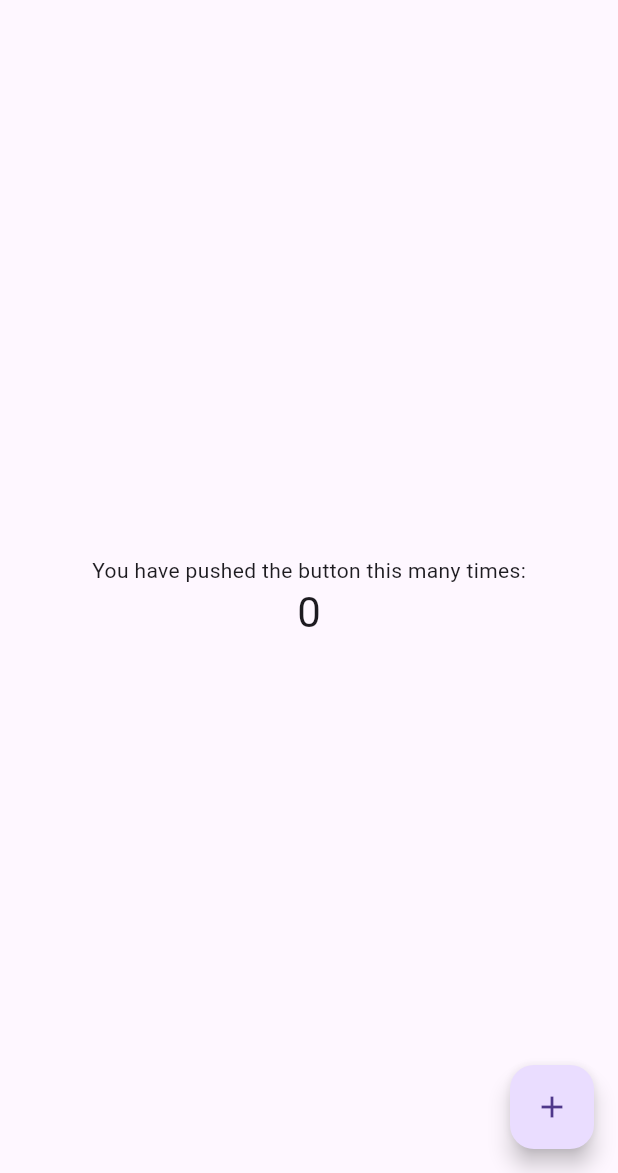
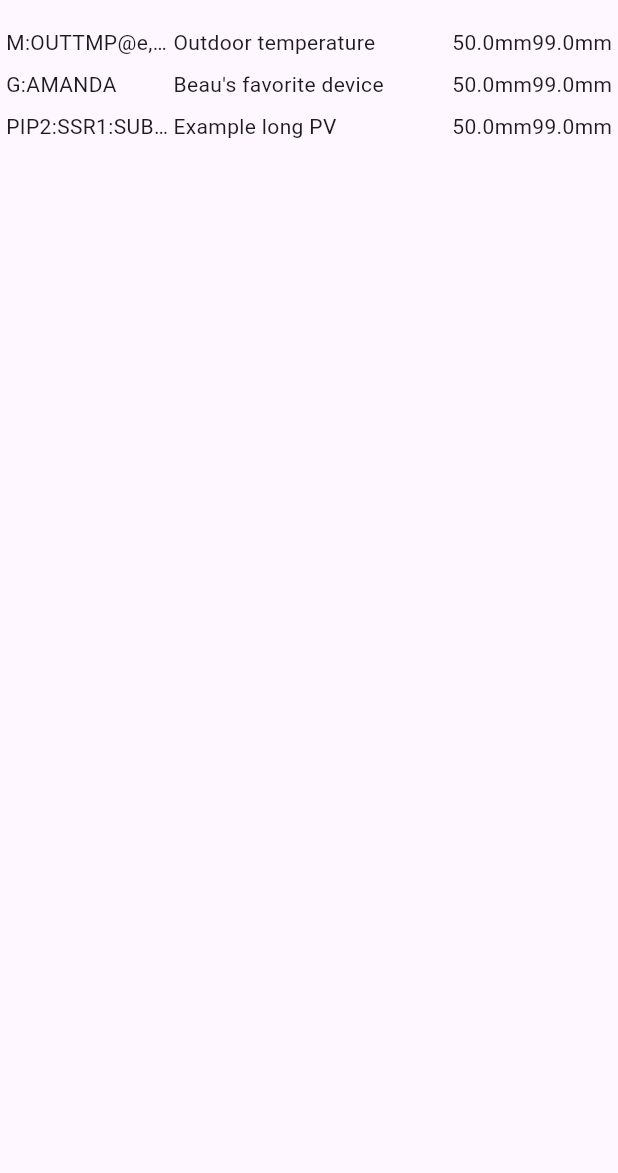
Before and after one commit to fermi-ad/parameter_page_app, a Flutter app: the screen it shows after launch, on a phone screen of 412 x 824 dp, the part 63-1236 px from its top. Run offline on Flutter 3.47's test engine with Material 2 defaults, Android fonts, the phone set to English and light mode, and no system bars.

Commit message:
Initial layout of parameter data.

```diff
--- a/lib/main.dart
+++ b/lib/main.dart
@@ -1,4 +1,5 @@
 import 'package:flutter/material.dart';
+import 'page/page.dart';
 
 void main() {
   runApp(const FermiApp(
@@ -17,7 +18,8 @@ class FermiApp extends StatelessWidget {
 
   const FermiApp({required this.title, required this.child, super.key});
 
-  // This widget is the root of your application.
+  // Return the MaterialApp widget which will define the look-and-feel for the
+  // application.
   @override
   Widget build(BuildContext context) {
     return MaterialApp(
@@ -30,49 +32,21 @@ class FermiApp extends StatelessWidget {
   }
 }
 
-class BaseWidget extends StatefulWidget {
+class BaseWidget extends StatelessWidget {
   const BaseWidget({super.key, required this.title});
 
   final String title;
 
   @override
-  State<BaseWidget> createState() => _BaseWidgetState();
-}
-
-class _BaseWidgetState extends State<BaseWidget> {
-  int _counter = 0;
-
-  void _incrementCounter() {
-    setState(() {
-      _counter++;
-    });
-  }
-
-  @override
   Widget build(BuildContext context) {
     return Scaffold(
-      appBar: AppBar(
-        title: Text(widget.title),
-      ),
-      body: Center(
-        child: Column(
-          mainAxisAlignment: MainAxisAlignment.center,
-          children: <Widget>[
-            const Text(
-              'You have pushed the button this many times:',
-            ),
-            Text(
-              '$_counter',
-              style: Theme.of(context).textTheme.headlineMedium,
-            ),
-          ],
-        ),
-      ),
-      floatingActionButton: FloatingActionButton(
-        onPressed: _incrementCounter,
-        tooltip: 'Increment',
-        child: const Icon(Icons.add),
-      ), // This trailing comma makes auto-formatting nicer for build methods.
-    );
+        appBar: AppBar(title: Text(title)),
+        body: const Center(
+            child: PageWidget([
+          ParamInfo("M:OUTTMP@e,02", "Outdoor temperature"),
+          ParamInfo("G:AMANDA", "Beau's favorite device"),
+          ParamInfo("PIP2:SSR1:SUBSYSTEMA:SUBSUBSYSTEM:TEMPERATURE",
+              "Example long PV"),
+        ]))); // This trailing comma makes auto-formatting nicer for build methods.
   }
 }
--- /dev/null
+++ b/lib/page/page.dart
@@ -0,0 +1,50 @@
+import 'package:flutter/material.dart';
+
+class ParamInfo {
+  final String drf;
+  final String description;
+  final double? setting = 50.0;
+  final String settingUnits = "mm";
+  final double reading = 99.0;
+  final String readingUnits = "mm";
+
+  const ParamInfo(this.drf, this.description);
+}
+
+class PageWidget extends StatelessWidget {
+  final List<ParamInfo> parameters;
+
+  const PageWidget(this.parameters, {super.key});
+
+  Widget buildParam(double? value, String units) {
+    return value == null
+        ? Container()
+        : Row(
+            children: [Text(textAlign: TextAlign.end, "$value"), Text(units)]);
+  }
+
+  Widget buildRow(BuildContext buildContext, ParamInfo param) {
+    return Padding(
+      padding: const EdgeInsets.all(4.0),
+      child: Row(children: [
+        Expanded(
+            flex: 3,
+            child: Tooltip(
+                message: param.drf,
+                child: Text(overflow: TextOverflow.ellipsis, param.drf))),
+        Expanded(
+            flex: 5,
+            child: Text(overflow: TextOverflow.ellipsis, param.description)),
+        buildParam(param.setting, param.settingUnits),
+        buildParam(param.reading, param.readingUnits)
+      ]),
+    );
+  }
+
+  @override
+  Widget build(BuildContext context) {
+    return Center(
+        child: ListView(
+            children: parameters.map((e) => buildRow(context, e)).toList()));
+  }
+}
```
Also changed, not shown: 1 other file.
